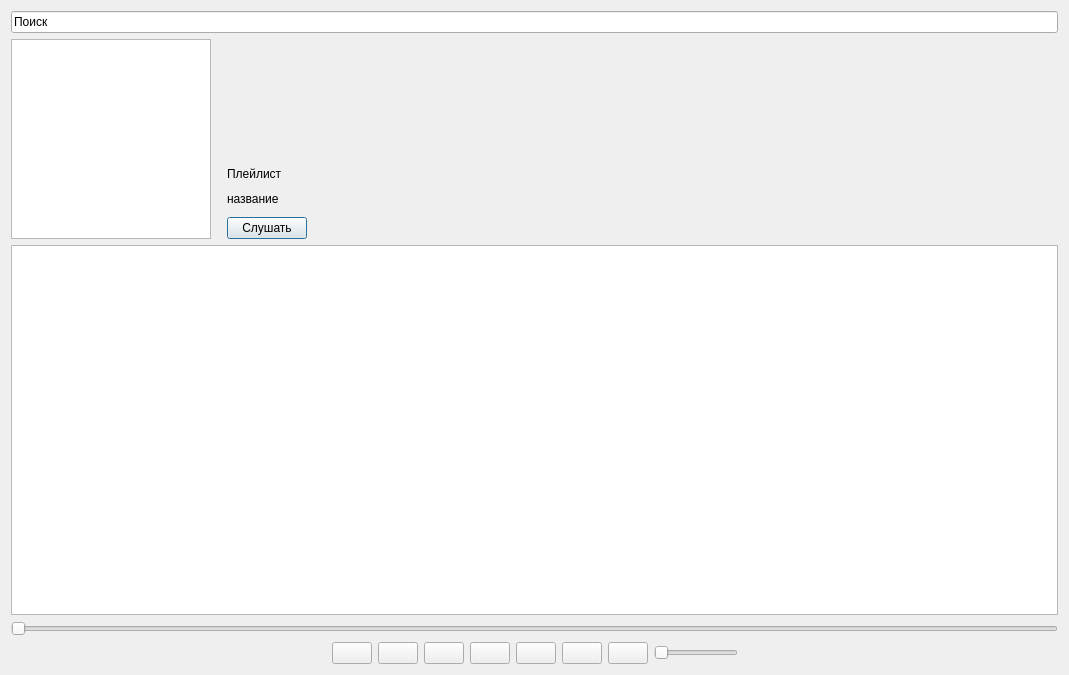
Above: playlistwindow.ui from ArturBobotcko/Practice_Project before the change. Below: the same form after it.
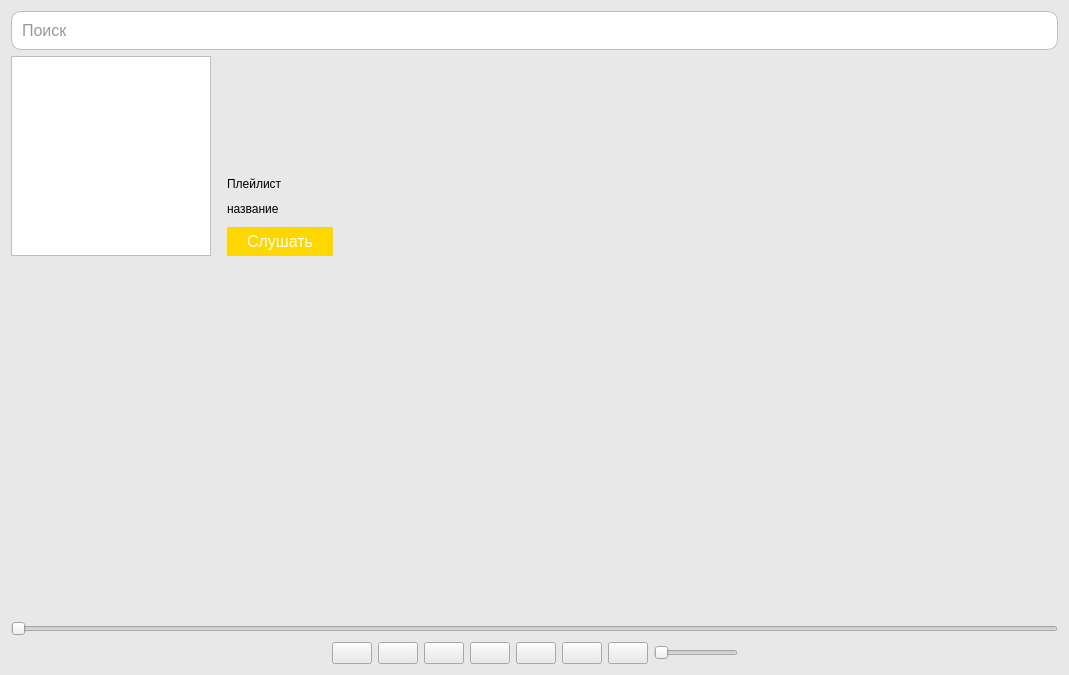
That is the form after the change. Icons and pictures are not drawn.

Commit message: Обновил дизайн

What changed in the file:
```diff
--- a/playlistwindow.ui
+++ b/playlistwindow.ui
@@ -13,6 +13,9 @@
   <property name="windowTitle">
    <string>Dialog</string>
   </property>
+  <property name="styleSheet">
+   <string notr="true">background-color: #e8e8e8;</string>
+  </property>
   <layout class="QGridLayout" name="gridLayout" rowstretch="0,0,1,0" columnstretch="0,0,0,1">
    <item row="1" column="0">
     <widget class="QGraphicsView" name="playlistCover">
@@ -34,6 +37,12 @@
        <height>200</height>
       </size>
      </property>
+     <property name="styleSheet">
+      <string notr="true">QGraphicsView {
+	border: 1px solid #bfbfbf; 
+	background-color: rgb(255, 255, 255);
+}</string>
+     </property>
     </widget>
    </item>
    <item row="1" column="1" colspan="2">
@@ -102,6 +111,33 @@
      </item>
      <item>
       <widget class="QPushButton" name="playlistListenBtn">
+       <property name="cursor">
+        <cursorShape>PointingHandCursor</cursorShape>
+       </property>
+       <property name="styleSheet">
+        <string notr="true">QPushButton {
+    background-color: #FFD700; /* Желтый цвет фона кнопки */
+    border: none; /* Убираем границу */
+    border-radius: 15px; /* Закругленные углы с радиусом 20 пикселей */
+    color: #FFFFFF; /* Белый цвет текста */
+    font-size: 16px; /* Размер шрифта 16 пикселей */
+	padding: 5px 20px; /* Внутренние отступы 10 пикселей сверху/низу и 20 пикселей слева/справа */
+}
+
+QPushButton:hover {
+    background-color: #FFD34C; /* Цвет фона при наведении курсора */
+}
+
+QPushButton:pressed {
+    background-color: #FFC400; /* Цвет фона при нажатии кнопки */
+}
+
+QPushButton:disabled {
+    background-color: #C0C0C0; /* Цвет фона для отключенной кнопки */
+    color: #808080; /* Цвет текста для отключенной кнопки */
+}
+</string>
+       </property>
        <property name="text">
         <string>Слушать</string>
        </property>
@@ -394,11 +430,65 @@
     </layout>
    </item>
    <item row="2" column="0" colspan="4">
-    <widget class="QTableWidget" name="playlistTracks"/>
+    <widget class="QTableWidget" name="playlistTracks">
+     <property name="styleSheet">
+      <string notr="true">QTableWidget {
+    background-color:  #e8e8e8; /* Цвет фона */
+    border: none; /* Убрать границу */
+    color: #333333; /* Цвет текста */
+    selection-background-color: #f9fbff; /* Цвет фона выбранной ячейки */
+	selection-color: #333333;
+    gridline-color: #E5E5E5; /* Цвет линий сетки */
+}
+
+QTableWidget::item {
+    padding: 8px; /* Внутренний отступ для содержимого ячейки */
+}
+
+QTableWidget QHeaderView {
+    background-color:  #e8e8e8; /* Цвет фона заголовков столбцов */
+    color: #333333; /* Цвет текста заголовков столбцов */
+    border: none; /* Убрать границу */
+    font-weight: bold; /* Жирный шрифт для заголовков столбцов */
+    text-align: center; /* Выравнивание текста по центру */
+}
+
+QTableWidget QHeaderView::section {
+    background-color:  #e8e8e8;
+	border-radius: 0;
+}
+
+QTableWidget::item:hover {
+    background-color: #f9fbff; /* Цвет фона ячейки при наведении курсора */
+}
+
+QTableCornerButton::section {
+    background-color:  #e8e8e8; /* Цвет фона квадратика */
+}
+</string>
+     </property>
+    </widget>
    </item>
    <item row="0" column="0" colspan="4">
     <widget class="QLineEdit" name="playlistSearchLine">
+     <property name="styleSheet">
+      <string notr="true">QLineEdit {
+	background-color: rgb(255, 255, 255);
+    border: 1px solid #bfbfbf; /* Граница */
+    border-radius: 10px; /* Закругленные углы */
+    color: #333333; /* Цвет текста */
+    font-size: 16px; /* Размер шрифта */
+    padding: 8px; /* Внутренние отступы */
+}
+
+QLineEdit:focus {
+    border: 2px solid #1ED760; /* Граница при фокусе */
+}</string>
+     </property>
      <property name="text">
+      <string/>
+     </property>
+     <property name="placeholderText">
       <string>Поиск</string>
      </property>
     </widget>
```
Left out of the diff: 12 changed lines with no effect on the pictures. The commit also changes 6 other files.
